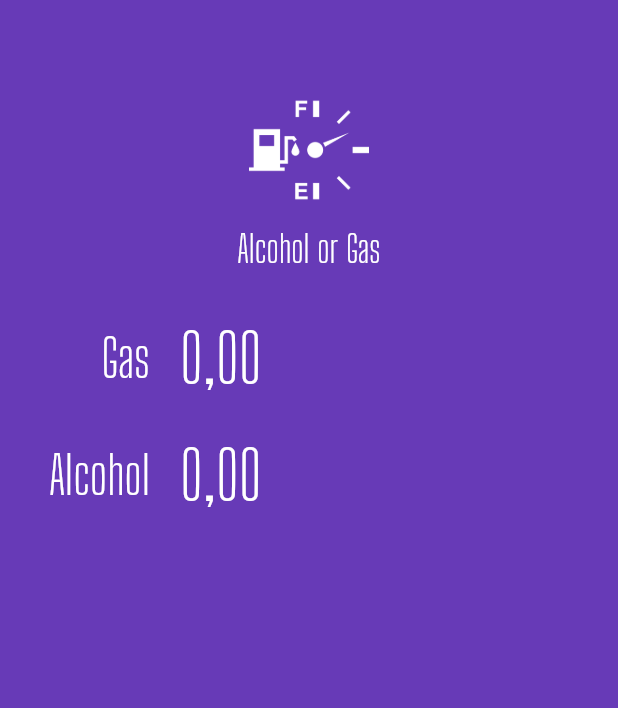
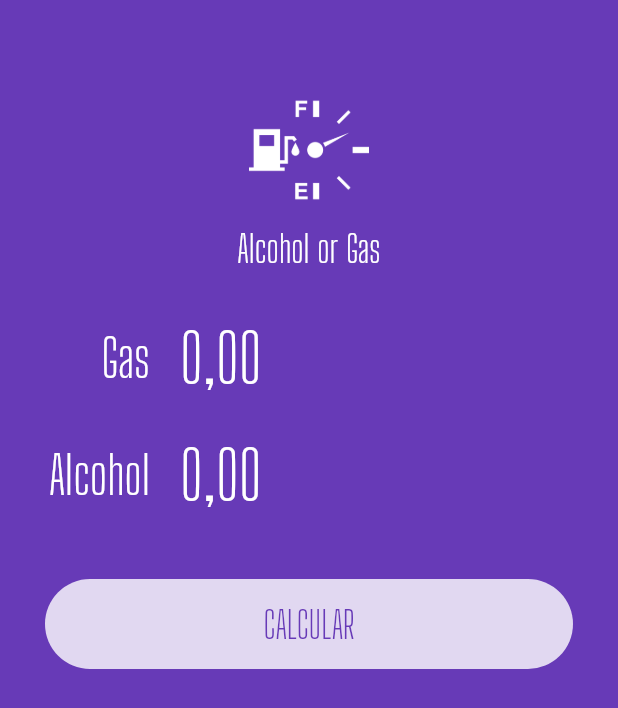
Before and after one commit to pmarcosfelipe/flutter-development, a Flutter app: the screen it shows after launch, on a phone screen of 412 x 824 dp. Shown: the top 708 px of the screen. Run offline on Flutter 3.47's test engine with Material 2 defaults, Android fonts, the phone set to English and light mode, and no system bars; our stand-ins replace flutter_masked_text, shared_preferences.

Commit message:
Added button to calcualte

```diff
--- a/7192/alcohol_or_gas/lib/main.dart
+++ b/7192/alcohol_or_gas/lib/main.dart
@@ -37,6 +37,24 @@ class HomePage extends StatelessWidget {
             ctrl: _alcoholCtrl,
             label: 'Alcohol',
           ),
+          Container(
+              margin: EdgeInsets.all(30),
+              height: 60,
+              decoration: BoxDecoration(
+                color: Colors.white.withOpacity(0.8),
+                borderRadius: BorderRadius.circular(60),
+              ),
+              child: FlatButton(
+                child: Text(
+                  'CALCULAR',
+                  style: TextStyle(
+                    color: Theme.of(context).primaryColor,
+                    fontSize: 25,
+                    fontFamily: 'Big Shoulders Display',
+                  ),
+                ),
+                onPressed: () {},
+              ))
         ]));
   }
 }
```
